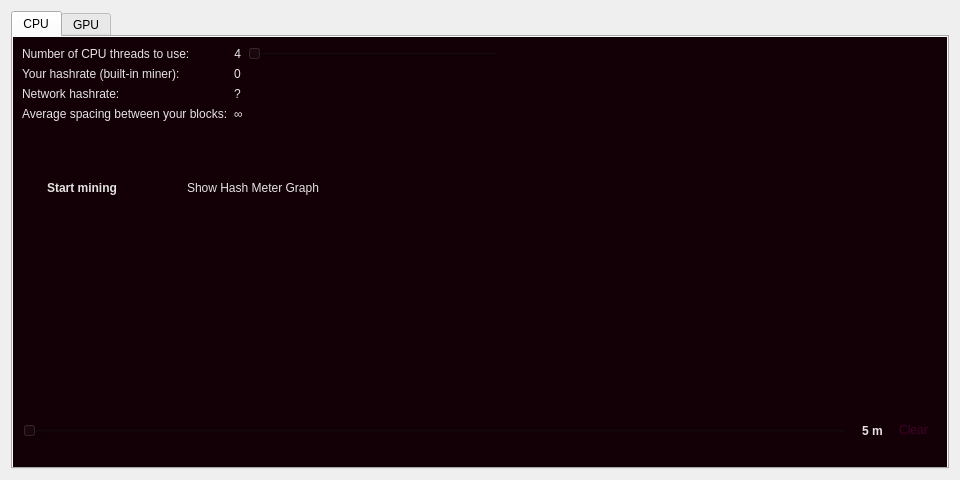
The window that src/qt/forms/miningpage.ui (Zero-Dynamics/cash-core) describes before a commit, drawn with Qt 5.
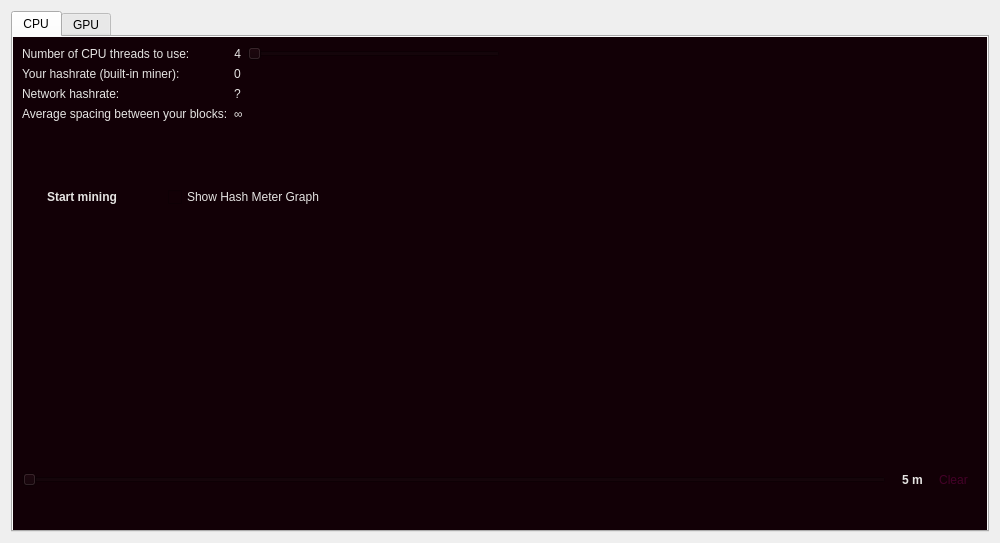
The same window after the commit. Icons and pictures are not drawn. Custom widgets are drawn as their Qt base class.

```diff
--- a/src/qt/forms/miningpage.ui
+++ b/src/qt/forms/miningpage.ui
@@ -6,8 +6,8 @@
    <rect>
     <x>0</x>
     <y>0</y>
-    <width>960</width>
-    <height>480</height>
+    <width>1000</width>
+    <height>543</height>
    </rect>
   </property>
   <property name="windowTitle">
```
